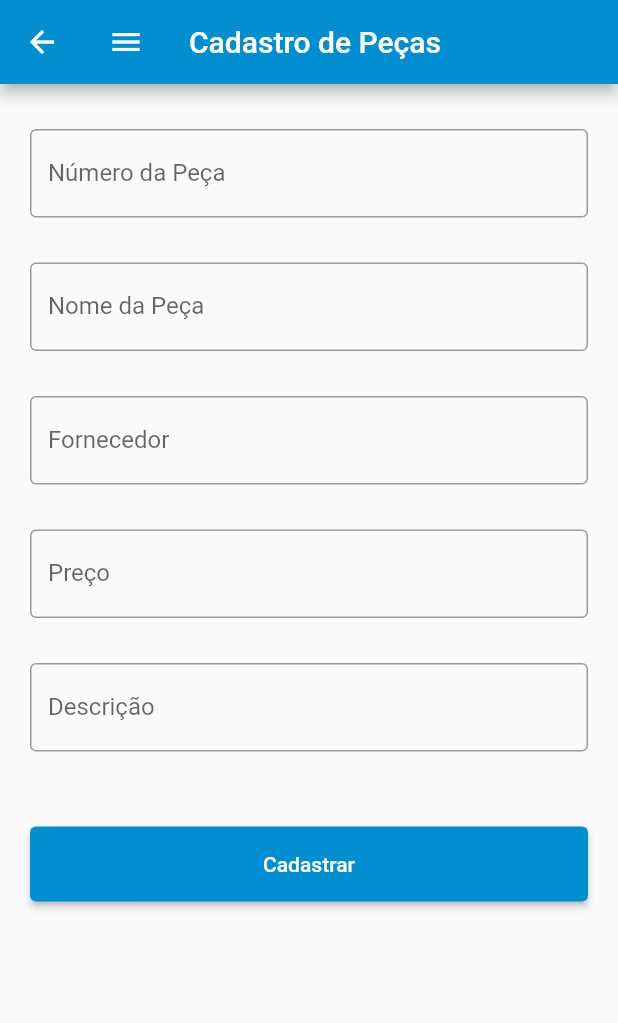
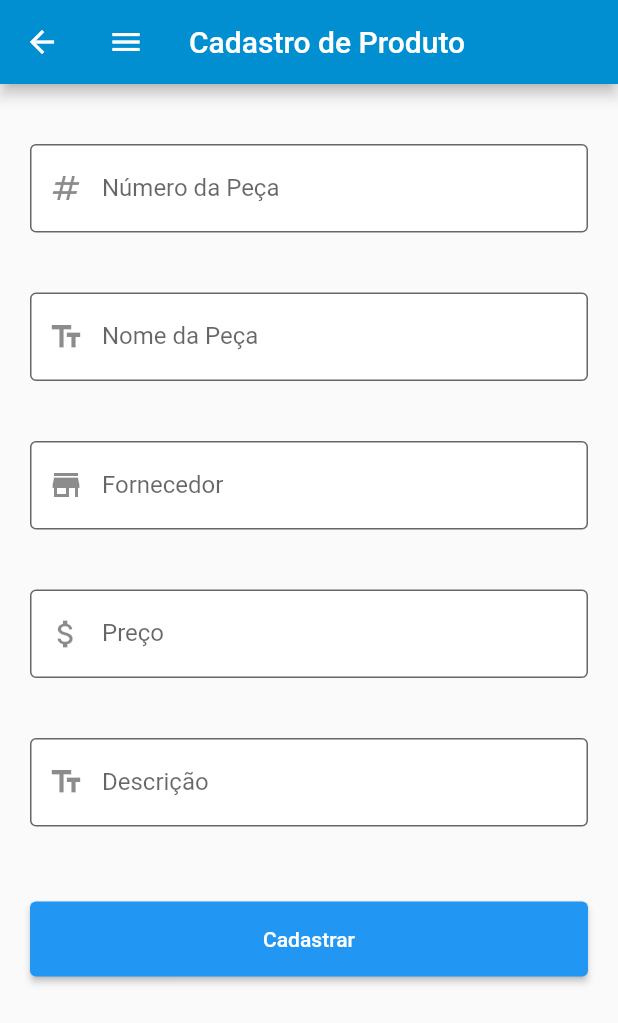
Before and after one commit to souzamarcot/sobreRodas, a Flutter app: the CadProduto screen opened directly, on a phone screen of 412 x 824 dp. Shown: the top 1023 px of the screen. Run offline on Flutter 3.47's test engine with Material 2 defaults, Android fonts, the phone set to English and light mode, and no system bars; our stand-ins replace motion_toast.

Commit message:
Atualização 3Bim

```diff
--- /dev/null
+++ b/lib/modules/produto/models/produto_model.dart
@@ -0,0 +1,94 @@
+import 'dart:convert';
+
+class ProdutoModel {
+  String? numero;
+  String? nomepeca;
+  String? fornecedor;
+  String? precopeca;
+  String? descricao;
+
+  ProdutoModel({
+    this.numero,
+    this.nomepeca,
+    this.fornecedor,
+    this.precopeca,
+    this.descricao,
+  });
+
+  ProdutoModel copyWith({
+    String? numero,
+    String? nomepeca,
+    String? fornecedor,
+    String? precopeca,
+    String? descricao,
+  }) {
+    return ProdutoModel(
+      numero: numero ?? this.numero,
+      nomepeca: nomepeca ?? this.nomepeca,
+      fornecedor: fornecedor ?? this.fornecedor,
+      precopeca: precopeca ?? this.precopeca,
+      descricao: descricao ?? this.descricao,
+    );
+  }
+
+  Map<String, dynamic> toMap() {
+    return <String, dynamic>{
+      'numero': numero,
+      'nomepeca': nomepeca,
+      'fornecedor': fornecedor,
+      'precopeca': precopeca,
+      'descricao': descricao,
+    };
+  }
+
+  factory ProdutoModel.fromMap(Map<String, dynamic> map) {
+    return ProdutoModel(
+      numero: map['numero'],
+      nomepeca: map['nomepeca'],
+      fornecedor: map['fornecedor'],
+      precopeca: map['precopeca'],
+      descricao: map['descricao'],
+    );
+  }
+
+  String toJson() => json.encode(toMap());
+
+  factory ProdutoModel.fromJson(String source) => ProdutoModel.fromMap(json.decode(source));
+
+  @override
+  String toString() => 'ProdutoModel(numero: $numero, nomepeca: $nomepeca, fornecedor: $fornecedor, precopeca: $precopeca, descricao: $descricao)';
+
+  @override
+  bool operator ==(Object other) {
+    if (identical(this, other)) return true;
+
+    return other is ProdutoModel &&
+      other.numero == numero &&
+      other.nomepeca == nomepeca &&
+      other.fornecedor == fornecedor &&
+      other.precopeca == precopeca &&
+      other.descricao == descricao;
+  }
+
+  @override
+  int get hashCode => numero.hashCode ^ nomepeca.hashCode ^ fornecedor.hashCode ^ precopeca.hashCode ^ descricao.hashCode;
+
+  bool isValid(){
+    if (numero == null || numero!.isEmpty){
+      throw Exception('Numero não informado.');
+    }
+    if (nomepeca == null || nomepeca!.isEmpty){
+      throw Exception('Nome da peça não informado.');
+    }
+    if (fornecedor == null || fornecedor!.isEmpty){
+      throw Exception('Fornecedor não informado.');
+    }
+    if (precopeca == null || precopeca!.isEmpty){
+      throw Exception('Preço não informado.');
+    }
+    if (descricao == null || descricao!.isEmpty){
+      throw Exception('Descrição não informada.');
+    }
+    return true;
+  }
+}
--- a/lib/modules/produto/pages/cadProduto_page.dart
+++ b/lib/modules/produto/pages/cadProduto_page.dart
@@ -1,5 +1,10 @@
 import 'package:flutter/material.dart';
+import 'package:motion_toast/motion_toast.dart';
+import 'package:motion_toast/resources/arrays.dart';
 import 'package:sobrerodas/modules/produto/controllers/cadProduto_controller.dart';
+import 'package:sobrerodas/shared/components/botao_formulario/botao_formulario.dart';
+import 'package:sobrerodas/shared/components/campo_formulario/campo_formulario.dart';
+
 
 class CadProduto extends StatefulWidget {
   const CadProduto({ Key? key }) : super(key: key);
@@ -8,9 +13,9 @@ class CadProduto extends StatefulWidget {
   State<CadProduto> createState() => _CadProdutoState();
 }
 
+class _CadProdutoState extends State<CadProduto> {
   final _controller = CadProdutoController();
 
-class _CadProdutoState extends State<CadProduto> {
   @override
   Widget build(BuildContext context) {
     return Scaffold(
@@ -19,91 +24,102 @@ class _CadProdutoState extends State<CadProduto> {
         title: Row(
           children: const [
             Icon(Icons.menu),
-            //Image.asset('assets/images/logo.png', width:40, height: 40,),
             Padding(
               padding: EdgeInsets.fromLTRB(30, 0, 30, 0),
-              child: Text('Cadastro de Peças'),
+              child: Text('Cadastro de Produto'),
             ),
           ],
         )
       ),
-      body: ListView(
+      body: Form(
+        child: ListView(
           children: [
             Padding(
-            padding: const EdgeInsets.fromLTRB(20,30,20,0),
-            child: TextFormField(
+              padding:  const EdgeInsets.fromLTRB(20,30,20,0),
+              child: CampoForm(
+                hintText: '00000',
+                icone: Icons.numbers,
                 controller: _controller.numero,
-              keyboardType: TextInputType.number,
-              decoration: const InputDecoration(
-                label: Text('Número da Peça'),
-                border: OutlineInputBorder(),
+                keyBoardType: TextInputType.number,
+                textLabel: 'Número da Peça',
               ),
             ),
-          ),
-
             Padding(
-            padding: const EdgeInsets.fromLTRB(20, 30, 20, 0),
-            child: TextFormField(
+              padding:  const EdgeInsets.fromLTRB(20,30,20,0),
+              child: CampoForm(
+                hintText: 'Nome da Peça',
+                icone: Icons.text_fields,
                 controller: _controller.nomepeca,
-              keyboardType: TextInputType.text,
-              decoration: const InputDecoration(
-                label: Text('Nome da Peça'),
-                border: OutlineInputBorder(),
+                keyBoardType: TextInputType.text,
+                textLabel: 'Nome da Peça',
               ),
             ),
-          ),
-
             Padding(
-            padding: const EdgeInsets.fromLTRB(20, 30, 20, 0),
-            child: TextFormField(
+              padding:  const EdgeInsets.fromLTRB(20,30,20,0),
+              child: CampoForm(
+                hintText: 'Fonecedor',
+                icone: Icons.store,
                 controller: _controller.fornecedor,
-              keyboardType: TextInputType.text,
-              decoration: const InputDecoration(
-                label: Text('Fornecedor'),
-                border: OutlineInputBorder(),
+                keyBoardType: TextInputType.text,
+                textLabel: 'Fornecedor',
               ),
             ),
-          ),
-
             Padding(
-            padding: const EdgeInsets.fromLTRB(20, 30, 20, 0),
-            child: TextFormField(
+              padding:  const EdgeInsets.fromLTRB(20,30,20,0),
+              child: CampoForm(
+                hintText: 'R\$149,00',
+                icone: Icons.attach_money,
                 controller: _controller.precopeca,
-              keyboardType: TextInputType.number,
-              decoration: const InputDecoration(
-                label: Text('Preço'),
-                border: OutlineInputBorder(),
+                keyBoardType: const TextInputType.numberWithOptions(decimal: true),
+                textLabel: 'Preço',
               ),
             ),
-          ),
-
             Padding(
-            padding: const EdgeInsets.fromLTRB(20, 30, 20, 0),
-            child: TextFormField(
+              padding:  const EdgeInsets.fromLTRB(20,30,20,0),
+              child: CampoForm(
+                hintText: 'Descrição',
+                icone: Icons.text_fields,
                 controller: _controller.descricao,
-              keyboardType: TextInputType.text,
-              decoration: const InputDecoration(
-                label: Text('Descrição'),
-                border: OutlineInputBorder(),
-              ),
+                keyBoardType: TextInputType.text,
+                textLabel: 'Descrição',
               ),
             ),
 
           Padding(
             padding: const EdgeInsets.fromLTRB(20,50,20,0),
-            child: ElevatedButton(
-              onPressed:(){},
-              child: const Text('Cadastrar',
-                style: TextStyle(color:Colors.white),
+            child: BotaoForm(
+                texto: 'Cadastrar',
+                cor: Colors.blue,
+                corTexto: Colors.white,
+                aoClicar: (){
+                  _controller.salvarOnPressed(
+                    sucesso: (){
+                      Navigator.pop(context);
+                    },
+                    falha: (motivo){
+                      MotionToast.error(
+                        title: const Text(
+                          'Erro',
+                          style: TextStyle(
+                            fontWeight: FontWeight.bold,
                           ),
-              style: ElevatedButton.styleFrom(
-                primary: const Color.fromRGBO(1, 143, 209, 100),
-                minimumSize: const Size(100,50)
                         ),
+                        description: Text(motivo),
+                        animationType: AnimationType.fromLeft,
+                        position: MotionToastPosition.top,
+                        barrierColor: Colors.black.withOpacity(0.3),
+                        width: 300,
+                        height: 80,
+                        dismissable: false,
+                      ).show(context);
+                    }
+                  );
+                },
               ),
           ),
         ],
-      )
+        ),
+      ),
     );
   }
 }
--- /dev/null
+++ b/lib/modules/produto/repositories/datasource/datasource_ds.dart
@@ -0,0 +1,8 @@
+abstract class DataSourceBase{
+
+  Future<void> incluir(Map<String, dynamic> produto);
+  Future<void> excluir(Map<String, dynamic> produto);
+  Future<void> alterar(Map<String, dynamic> produto);
+  Future<Map<String, dynamic>?> selecionar(String cpf);
+  Future<List<Map<String, dynamic>?>?> selecionarTodos();
+}
--- /dev/null
+++ b/lib/modules/produto/repositories/datasource/memoria_datasource.dart
@@ -0,0 +1,44 @@
+import 'package:sobrerodas/modules/produto/repositories/datasource/datasource_ds.dart';
+
+class MemoriaDataSource extends DataSourceBase {
+  static List<Map<String, dynamic>> tabelaCliente = [];
+
+  @override
+  Future<void> alterar(Map<String, dynamic> produto) async {
+    for (var i=0; i<tabelaCliente.length; i++) {
+      if (tabelaCliente[i]['cpf'] == produto['cpf']){
+        tabelaCliente[i]['nome'] = produto['nome'];
+        tabelaCliente[i]['telefone'] = produto['telefone'];
+        tabelaCliente[i]['email'] = produto['email'];
+        tabelaCliente[i]['endereco'] = produto['endereco'];
+        break;
+      }
+    }
+  }
+
+  @override
+  Future<void> excluir(Map<String, dynamic> produto) async {
+    tabelaCliente.remove(produto);
+  }
+
+  @override
+  Future<void> incluir(Map<String, dynamic> produto) async {
+    tabelaCliente.add(produto);
+  }
+
+  @override
+  Future<Map<String, dynamic>?> selecionar(String cpf) async{
+    for (var produto in tabelaCliente) {
+      if (produto['cpf'] == cpf){
+        return produto;
+      }
+    }
+    return null;
+  }
+
+  @override
+  Future<List<Map<String, dynamic>?>?> selecionarTodos() async {
+    return tabelaCliente;
+  }
+
+}
--- /dev/null
+++ b/lib/modules/produto/repositories/produto_repository.dart
@@ -0,0 +1,46 @@
+import 'package:sobrerodas/modules/produto/models/produto_model.dart';
+import 'package:sobrerodas/modules/produto/repositories/datasource/datasource_ds.dart';
+import 'package:sobrerodas/modules/produto/repositories/datasource/memoria_datasource.dart';
+
+class ProdutoRepository{
+  final DataSourceBase? _db = MemoriaDataSource();
+
+
+  Future<void> incluir(ProdutoModel produto) async{
+    produto.isValid();
+    _db!.incluir(produto.toMap());
+  }
+
+  Future<void> excluir(ProdutoModel produto) async{
+    _db!.excluir(produto.toMap());
+  }
+
+  Future<void> alterar(ProdutoModel produto) async{
+    produto.isValid();
+    _db!.alterar(produto.toMap());
+  }
+
+  Future<ProdutoModel?> selecionar(String cpf) async{
+    final map = await _db!.selecionar(cpf);
+    if (map == null){
+      return null;
+    }
+    return ProdutoModel.fromMap(map);
+  }
+
+  Future<List<ProdutoModel>?> selecionarTodos() async{
+    final maps = await _db!.selecionarTodos();
+    var retorno = <ProdutoModel>[];
+    if(maps == null){
+      return null;
+    }
+    for (var map in maps) {
+      if(map == null){
+      return null;
+    }
+      final produto = ProdutoModel.fromMap(map);
+      retorno.add(produto);
+    }
+    return retorno;
+  }
+}
```
Also changed, not shown: lib/modules/produto/controllers/cadProduto_controller.dart (+26 -1 lines), lib/modules/produto/controllers/viewProduto_controller.dart (added, +27 -0 lines), lib/modules/produto/pages/viewProduto_page.dart (+67 -18 lines). Lines whose indentation alone changed are shown as unchanged.
